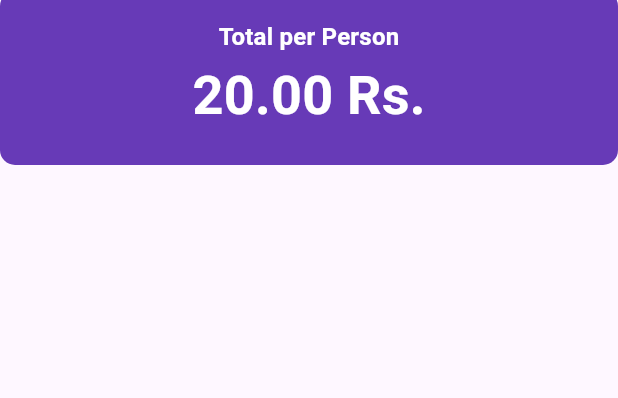
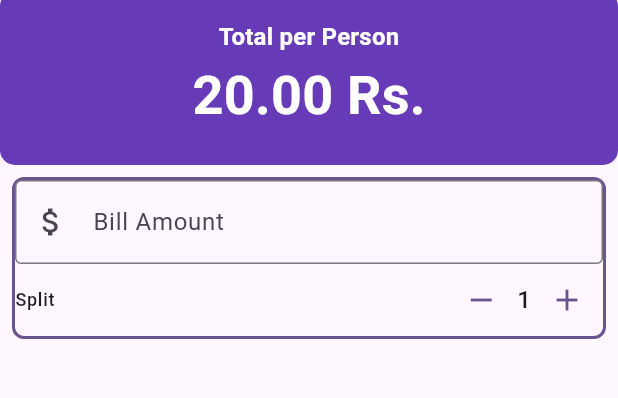
Before and after one commit to Atiimubeen/utip, a Flutter app: the screen it shows after launch, on a phone screen of 412 x 824 dp, the part 93-491 px from its top. Run offline on Flutter 3.47's test engine with Material 3 defaults, Android fonts, the phone set to English and light mode, and no system bars.

```diff
--- a/lib/main.dart
+++ b/lib/main.dart
@@ -20,8 +20,29 @@ class MyApp extends StatelessWidget {
   }
 }
 
-class UTip extends StatelessWidget {
+class UTip extends StatefulWidget {
   const UTip({super.key});
+
+  @override
+  State<UTip> createState() => _UTipState();
+}
+
+class _UTipState extends State<UTip> {
+  int _personalCount = 1;
+
+  void increment() {
+    setState(() {
+      _personalCount++;
+    });
+  }
+
+  void decrement() {
+    setState(() {
+      if (_personalCount > 1) {
+        _personalCount--;
+      }
+    });
+  }
 
   @override
   Widget build(BuildContext context) {
@@ -54,6 +75,58 @@ class UTip extends StatelessWidget {
               ],
             ),
           ),
+          Padding(
+            padding: const EdgeInsets.all(8.0),
+            child: Container(
+              decoration: BoxDecoration(
+                borderRadius: BorderRadius.circular(8),
+                border: BoxBorder.all(
+                  color: theme.colorScheme.primary,
+                  width: 2,
+                ),
+              ),
+              child: Column(
+                children: [
+                  TextField(
+                    decoration: InputDecoration(
+                      border: OutlineInputBorder(),
+                      prefixIcon: Icon(Icons.attach_money),
+                      labelText: "Bill Amount",
+                    ),
+                    keyboardType: TextInputType.number,
+                    onChanged: (String value) {
+                      print("Value is $value");
+                    },
+                  ),
+                  Row(
+                    mainAxisAlignment: MainAxisAlignment.spaceBetween,
+                    children: [
+                      Text("Split", style: theme.textTheme.labelMedium),
+
+                      Row(
+                        children: [
+                          IconButton(
+                            color: theme.colorScheme.primary,
+                            onPressed: decrement,
+                            icon: Icon(Icons.remove),
+                          ),
+                          Text(
+                            "$_personalCount",
+                            style: theme.textTheme.titleMedium,
+                          ),
+                          IconButton(
+                            color: theme.colorScheme.primary,
+                            onPressed: increment,
+                            icon: Icon(Icons.add),
+                          ),
+                        ],
+                      ),
+                    ],
+                  ),
+                ],
+              ),
+            ),
+          ),
         ],
       ),
     );
```
